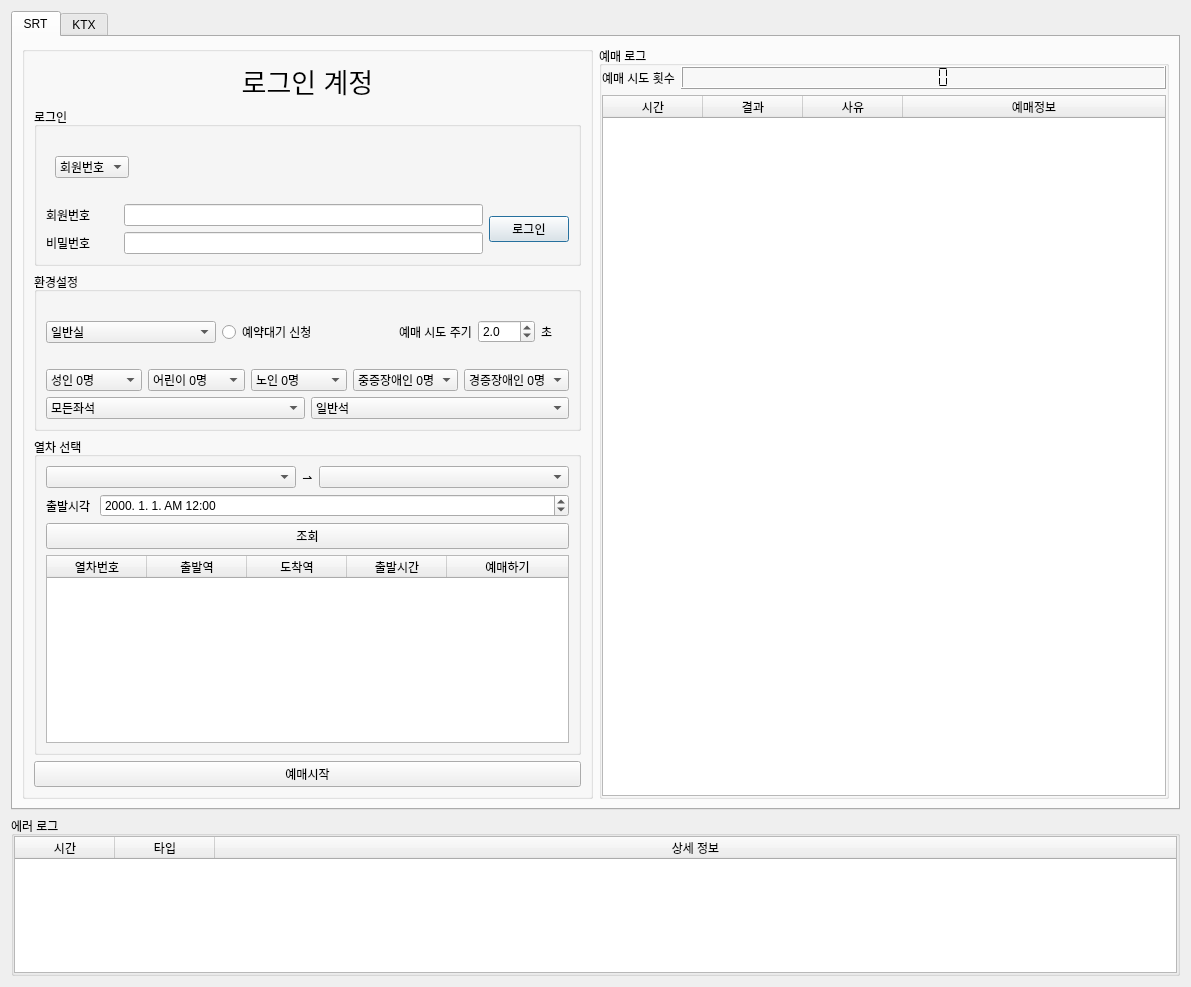
The window that design.ui (dhgwag/train_reservation) describes before a commit, drawn with Qt 5.
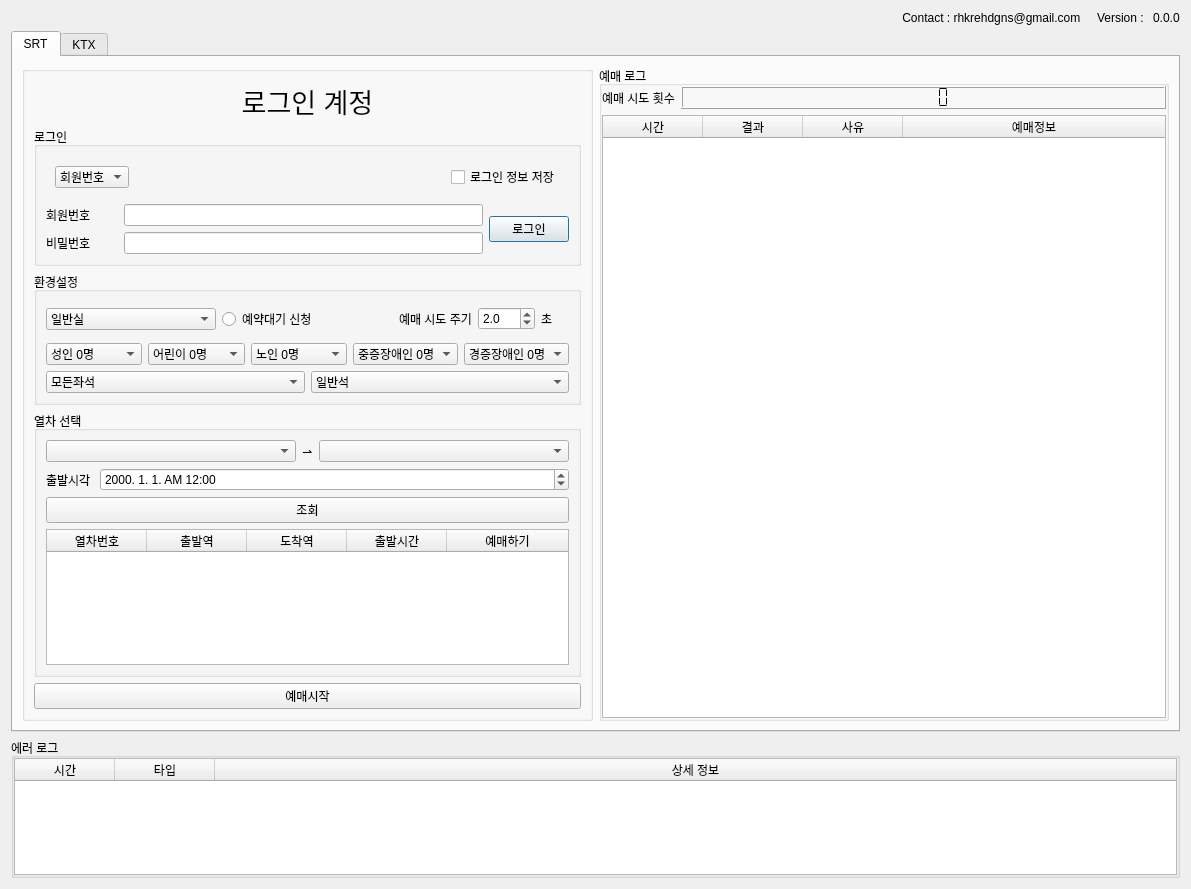
The same window after the commit.

Commit message: save login info

```diff
--- a/design.ui
+++ b/design.ui
@@ -7,7 +7,7 @@
     <x>0</x>
     <y>0</y>
     <width>1191</width>
-    <height>987</height>
+    <height>889</height>
    </rect>
   </property>
   <property name="sizePolicy">
@@ -23,6 +23,36 @@
    <bool>false</bool>
   </property>
   <layout class="QVBoxLayout" name="verticalLayout_2">
+   <item>
+    <layout class="QHBoxLayout" name="horizontalLayout_18">
+     <property name="bottomMargin">
+      <number>0</number>
+     </property>
+     <item>
+      <widget class="QLabel" name="label">
+       <property name="sizePolicy">
+        <sizepolicy hsizetype="Preferred" vsizetype="Preferred">
+         <horstretch>1</horstretch>
+         <verstretch>0</verstretch>
+        </sizepolicy>
+       </property>
+       <property name="text">
+        <string>Contact : rhkrehdgns@gmail.com     Version : </string>
+       </property>
+       <property name="alignment">
+        <set>Qt::AlignRight|Qt::AlignTrailing|Qt::AlignVCenter</set>
+       </property>
+      </widget>
+     </item>
+     <item>
+      <widget class="QLabel" name="label_version">
+       <property name="text">
+        <string>0.0.0</string>
+       </property>
+      </widget>
+     </item>
+    </layout>
+   </item>
    <item>
     <widget class="QTabWidget" name="tabWidget">
      <property name="sizePolicy">
@@ -125,6 +155,13 @@
                   </property>
                  </spacer>
                 </item>
+                <item>
+                 <widget class="QCheckBox" name="checkBox_srt_save_login">
+                  <property name="text">
+                   <string>로그인 정보 저장</string>
+                  </property>
+                 </widget>
+                </item>
                </layout>
               </widget>
              </item>
```
Left out of the diff: 2 changed lines with no effect on the pictures. The commit also changes 4 other files.
